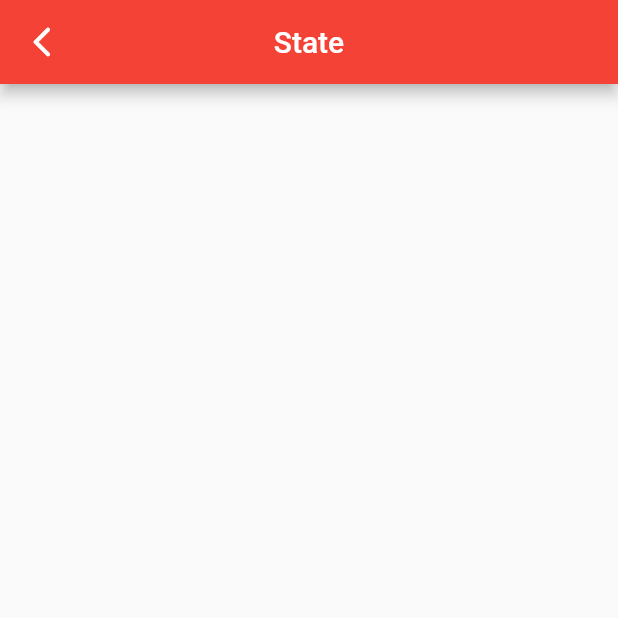
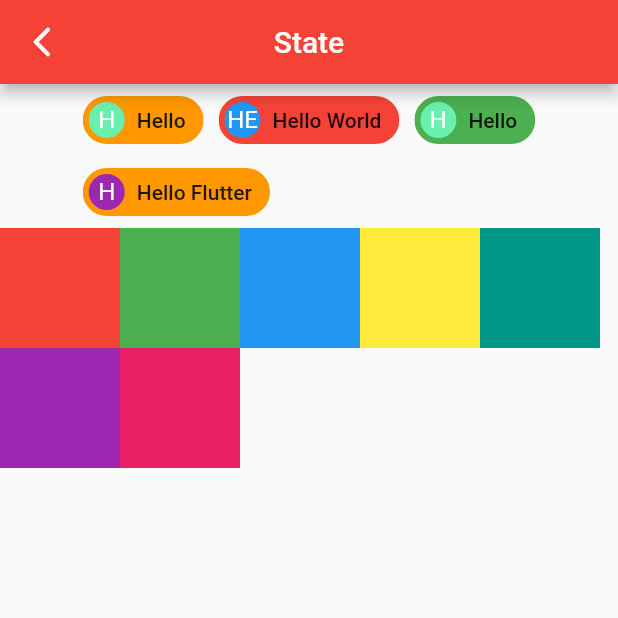
Before and after one commit to student9128/flutter_study, a Flutter app: the FlowLayout screen opened directly, on a phone screen of 412 x 824 dp, the top half of it. Run offline on Flutter 3.47's test engine with Material 2 defaults, Android fonts, the phone set to English and light mode, and no system bars.

Commit message:
add:添加布局组件的学习代码

```diff
--- a/lib/layoutwidget/flowlayout.dart
+++ b/lib/layoutwidget/flowlayout.dart
@@ -1,16 +1,133 @@
 import 'package:flutter/material.dart';
 
-class FlowLayout extends StatelessWidget{
+class FlowLayout extends StatelessWidget {
   @override
   Widget build(BuildContext context) {
     return Scaffold(
       appBar: AppBar(
         title: Text('State'),
       ),
-      body: Scaffold(
-
+      body: Column(
+        children: <Widget>[
+          Wrap(
+            spacing: 10.0,
+            children: <Widget>[
+              Chip(
+                backgroundColor: Colors.orange,
+                label: Text('Hello'),
+                avatar: CircleAvatar(
+                  child: Text(
+                    'H',
+                    style: TextStyle(color: Colors.white),
+                  ),
+                  backgroundColor: Colors.greenAccent,
+                ),
+              ),
+              Chip(
+                backgroundColor: Colors.red,
+                label: Text('Hello World'),
+                avatar: CircleAvatar(
+                  child: Text(
+                    'HE',
+                    style: TextStyle(color: Colors.white),
+                  ),
+                  backgroundColor: Colors.blue,
+                ),
+              ),
+              Chip(
+                backgroundColor: Colors.green,
+                label: Text('Hello'),
+                avatar: CircleAvatar(
+                  child: Text(
+                    'H',
+                    style: TextStyle(color: Colors.white),
+                  ),
+                  backgroundColor: Colors.greenAccent,
+                ),
+              ),
+              Chip(
+                backgroundColor: Colors.orange,
+                label: Text('Hello Flutter'),
+                avatar: CircleAvatar(
+                  child: Text(
+                    'H',
+                    style: TextStyle(color: Colors.white),
+                  ),
+                  backgroundColor: Colors.purple,
+                ),
+              ),
+            ],
+          ),
+          Flow(
+            delegate: TestFlowDelegate(margin: EdgeInsets.all(10.0)),
+            children: <Widget>[
+              Container(
+                width: 80,
+                height: 80,
+                color: Colors.red,
+              ),   Container(
+                width: 80,
+                height: 80,
+                color: Colors.green,
+              ),   Container(
+                width: 80,
+                height: 80,
+                color: Colors.blue,
+              ),   Container(
+                width: 80,
+                height: 80,
+                color: Colors.yellow,
+              ),   Container(
+                width: 80,
+                height: 80,
+                color: Colors.teal,
+              ),   Container(
+                width: 80,
+                height: 80,
+                color: Colors.purple,
+              ),   Container(
+                width: 80,
+                height: 80,
+                color: Colors.pink,
+              ),
+            ],
+          )
+        ],
       ),
     );
   }
+}
 
+class TestFlowDelegate extends FlowDelegate {
+  EdgeInsets margin = EdgeInsets.zero;
+
+  TestFlowDelegate({this.margin});
+
+  @override
+  void paintChildren(FlowPaintingContext context) {
+    var x = margin.left;
+    var y = margin.top;
+    for (int i = 0; i < context.childCount; i++) {
+      var w = context.getChildSize(i).width + x + margin.right;
+      if (w < context.size.width) {
+        context.paintChild(i, transform: Matrix4.translationValues(x, y, 0));
+        x = w + margin.left;
+      } else {
+        x = margin.left;
+        y += context.getChildSize(i).height + margin.top + margin.bottom;
+        context.paintChild(i, transform: Matrix4.translationValues(x, y, 0));
+        x += context.getChildSize(i).width + margin.left + margin.right;
+      }
+    }
+  }
+
+  @override
+  Size getSize(BoxConstraints constraints) {
+    return Size(double.infinity, 500.0);
+  }
+
+  @override
+  bool shouldRepaint(FlowDelegate oldDelegate) {
+    return oldDelegate != this;
+  }
 }
```
Also changed, not shown: lib/layoutwidget/flexlayout.dart (+5 -5 lines), lib/layoutwidget/linearlayout.dart (+5 -5 lines), lib/layoutwidget/relativelayout.dart (added, +74 -0 lines), lib/layoutwidget/stacklayout.dart (added, +31 -0 lines), lib/main.dart (+6 -3 lines).
